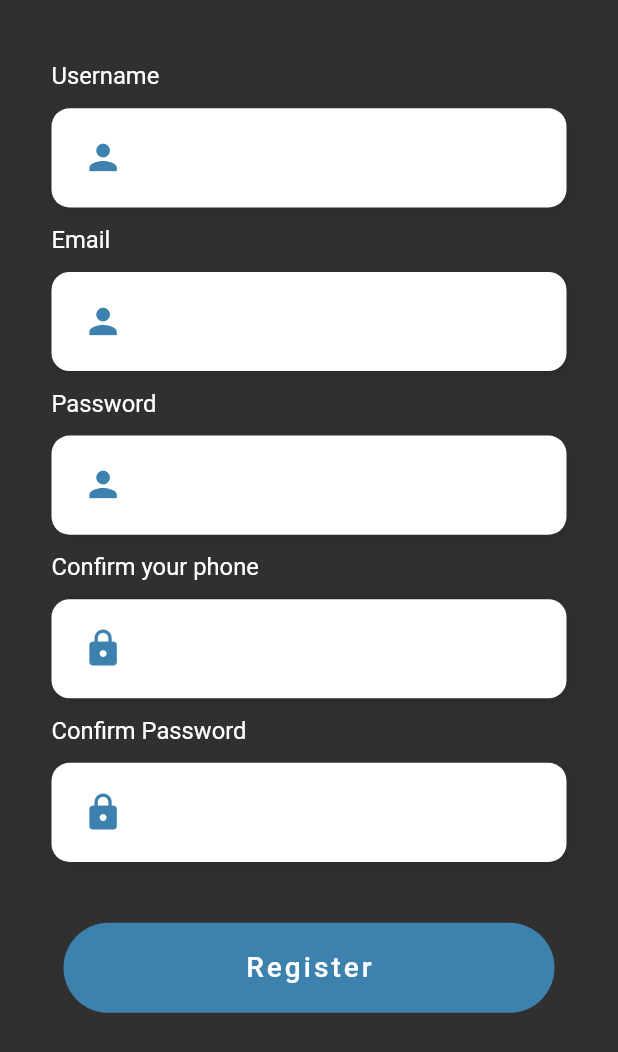
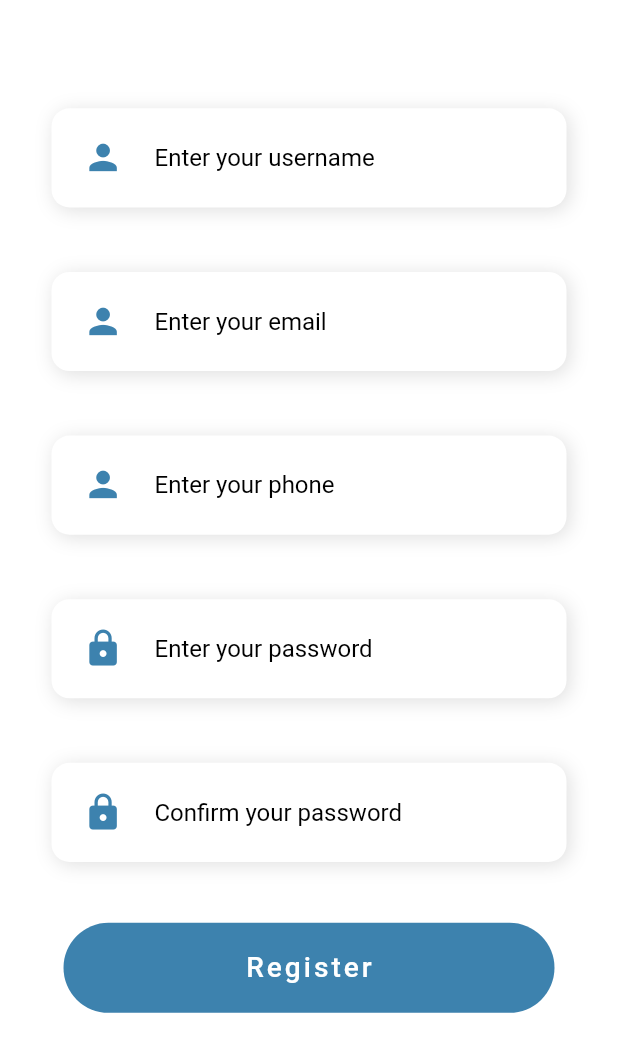
Before and after one commit to pedromonteiro01/WhereToEat, a Flutter app: the screen it shows after launch, after a tap on "Register Here", on a phone screen of 412 x 824 dp. Shown: the top 1052 px of the screen. Run offline on Flutter 3.47's test engine with Material 2 defaults, Android fonts, the phone set to English and light mode, and no system bars; our stand-ins replace cached_network_image, carousel_slider, dio, flutter_dotenv, flutter_keyboard_visibility, location and 1 more; missing offline and left inert: barcode_scan2, mapbox_gl.

Commit message:
fix login and register inputs and background colors

```diff
--- a/mapbox_navigation/lib/screens/login.dart
+++ b/mapbox_navigation/lib/screens/login.dart
@@ -25,6 +25,7 @@ class _LoginScreenState extends State<LoginScreen> {
     screenWidth = MediaQuery.of(context).size.width;
     screenHeight = MediaQuery.of(context).size.height;
     return Scaffold(
+      backgroundColor: Colors.white,
       resizeToAvoidBottomInset: false,
       body: Column(
         children: [Container(
@@ -82,7 +83,9 @@ class _LoginScreenState extends State<LoginScreen> {
                     child: Row(
                       mainAxisAlignment: MainAxisAlignment.center,
                             children: [
-                              Text("Not registered?"),
+                              Text("Not registered?",  style: TextStyle(
+                                color: Colors.black,
+                              ),),
                               TextButton(onPressed: () {
                                 Navigator.push(context, MaterialPageRoute(builder: (context) => const RegisterPage()));
                               },
@@ -113,6 +116,7 @@ Widget fieldTitle(String title){
 }
 
 Widget customField(String hint, TextEditingController controller, bool obscure, bool isClearText){
+  bool flag = false;
   return Container(
                   width: screenWidth,
                   margin: EdgeInsets.only(bottom: 12),
@@ -141,6 +145,13 @@ Widget customField(String hint, TextEditingController controller, bool obscure,
                         child: Padding(
                           padding: EdgeInsets.only(right: screenWidth / 12),
                           child: TextFormField(
+                          validator: (value) {
+                              if (value == null || value.isEmpty) {
+                                flag = true;
+                                return 'Please enter some text';
+                              }
+                              return null;
+                            },
                           controller: controller,
                           enableSuggestions: false,
                           autocorrect: false,
@@ -149,7 +160,8 @@ Widget customField(String hint, TextEditingController controller, bool obscure,
                               vertical: screenHeight / 35,
                             ),
                             border: InputBorder.none,
-                            hintText: hint
+                            hintText: hint,
+                            hintStyle: TextStyle(color: Colors.black),
                           ), //inputDecoration
                           maxLines: 1,
                           obscureText: obscure,
--- a/mapbox_navigation/lib/screens/register.dart
+++ b/mapbox_navigation/lib/screens/register.dart
@@ -22,6 +22,7 @@ class _RegisterPageState extends State<RegisterPage> {
     screenWidth = MediaQuery.of(context).size.width;
     screenHeight = MediaQuery.of(context).size.height;
     return Scaffold(
+      backgroundColor: Colors.white,
       resizeToAvoidBottomInset: false,
       body: Column(
         children: [
@@ -94,6 +95,7 @@ Widget fieldTitle(String title){
 }
 
 Widget customField(String hint, TextEditingController controller, bool obscure, bool isClearText){
+  bool flag = false;
   return Container(
                   width: screenWidth,
                   margin: EdgeInsets.only(bottom: 12),
@@ -122,6 +124,13 @@ Widget customField(String hint, TextEditingController controller, bool obscure,
                         child: Padding(
                           padding: EdgeInsets.only(right: screenWidth / 12),
                           child: TextFormField(
+                              validator: (value) {
+                              if (value == null || value.isEmpty) {
+                                flag = true;
+                                return 'Please enter some text';
+                              }
+                              return null;
+                            },
                           controller: controller,
                           enableSuggestions: false,
                           autocorrect: false,
@@ -130,7 +139,8 @@ Widget customField(String hint, TextEditingController controller, bool obscure,
                               vertical: screenHeight / 35,
                             ),
                             border: InputBorder.none,
-                            hintText: hint
+                            hintText: hint,
+                            hintStyle: TextStyle(color: Colors.black),
                           ), //inputDecoration
                           maxLines: 1,
                           obscureText: obscure,
```
